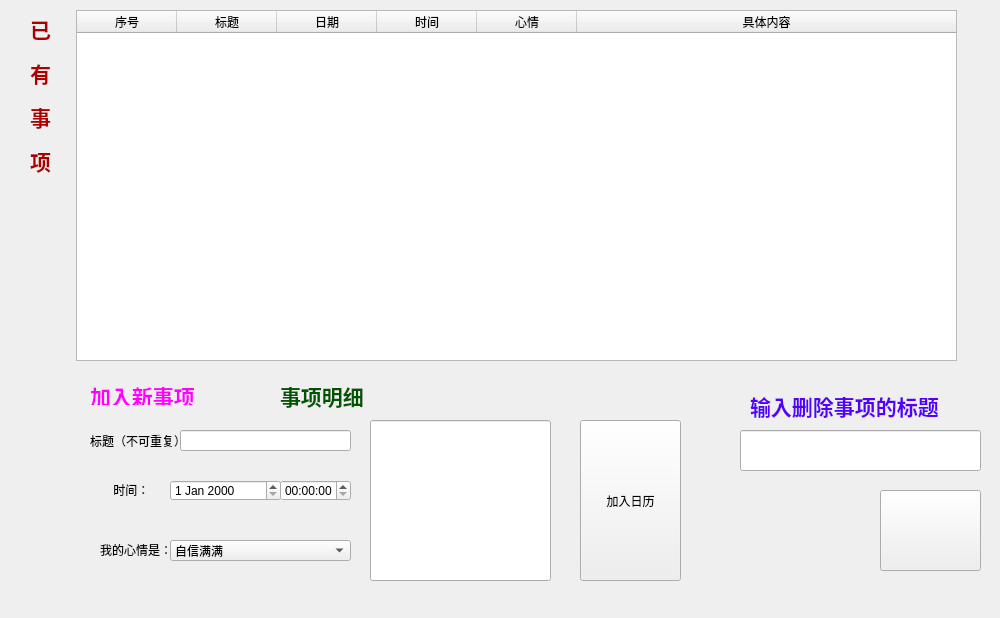
Old version of the form realProgect/modevent.ui in the repository Arthur381/QTproject.
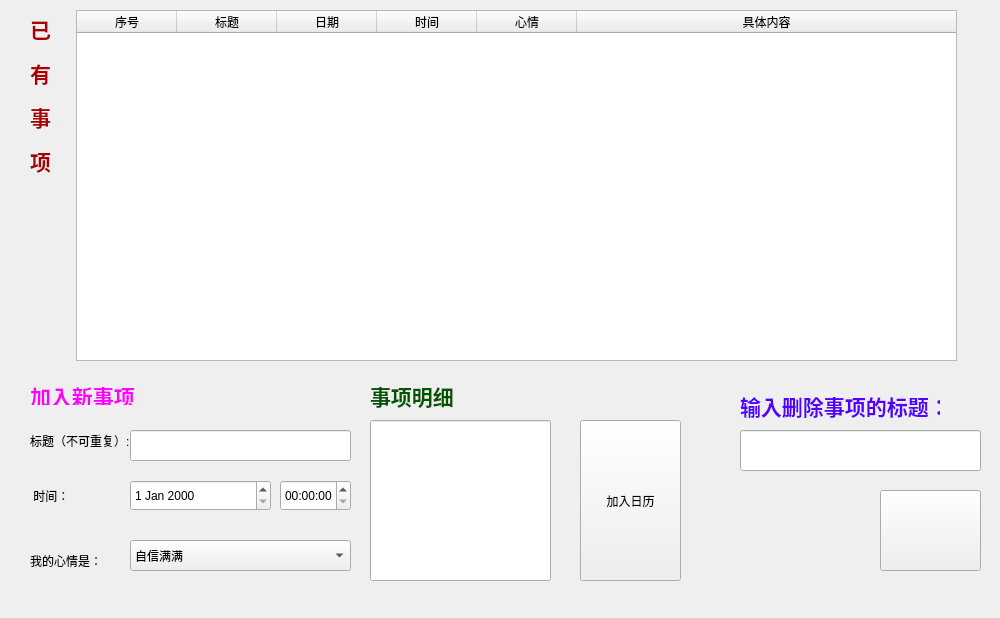
New version of the form. Icons and pictures are not drawn.

Diff of the .ui file:
```diff
--- a/realProgect/modevent.ui
+++ b/realProgect/modevent.ui
@@ -51,38 +51,38 @@
   <widget class="QWidget" name="total" native="true">
    <property name="geometry">
     <rect>
-     <x>90</x>
+     <x>30</x>
      <y>400</y>
-     <width>811</width>
+     <width>871</width>
      <height>200</height>
     </rect>
    </property>
    <widget class="QWidget" name="add" native="true">
     <property name="geometry">
      <rect>
-      <x>70</x>
-      <y>40</y>
-      <width>200</width>
+      <x>100</x>
+      <y>50</y>
+      <width>231</width>
       <height>91</height>
      </rect>
     </property>
     <widget class="QDateEdit" name="inputdate">
      <property name="geometry">
       <rect>
-       <x>10</x>
-       <y>40</y>
-       <width>111</width>
-       <height>21</height>
+       <x>0</x>
+       <y>30</y>
+       <width>141</width>
+       <height>31</height>
       </rect>
      </property>
     </widget>
     <widget class="QTimeEdit" name="inputtime">
      <property name="geometry">
       <rect>
-       <x>120</x>
-       <y>40</y>
+       <x>150</x>
+       <y>30</y>
        <width>71</width>
-       <height>21</height>
+       <height>31</height>
       </rect>
      </property>
     </widget>
@@ -118,6 +118,9 @@
       <height>16777215</height>
      </size>
     </property>
+    <property name="styleSheet">
+     <string notr="true">font: 10pt &quot;幼圆&quot;;</string>
+    </property>
     <property name="text">
      <string>标题（不可重复）:</string>
     </property>
@@ -125,22 +128,25 @@
    <widget class="QLineEdit" name="lineEditID">
     <property name="geometry">
      <rect>
-      <x>90</x>
+      <x>100</x>
       <y>30</y>
-      <width>171</width>
-      <height>21</height>
+      <width>221</width>
+      <height>31</height>
      </rect>
     </property>
    </widget>
    <widget class="QLabel" name="label_6">
     <property name="geometry">
      <rect>
-      <x>20</x>
+      <x>0</x>
       <y>80</y>
-      <width>71</width>
-      <height>20</height>
+      <width>91</width>
+      <height>31</height>
      </rect>
     </property>
+    <property name="styleSheet">
+     <string notr="true">font: 10pt &quot;幼圆&quot;;</string>
+    </property>
     <property name="text">
      <string> 时间：</string>
     </property>
@@ -148,7 +154,7 @@
    <widget class="QLineEdit" name="WriteEve">
     <property name="geometry">
      <rect>
-      <x>280</x>
+      <x>340</x>
       <y>20</y>
       <width>181</width>
       <height>161</height>
@@ -158,7 +164,7 @@
    <widget class="QPushButton" name="pushButton_add">
     <property name="geometry">
      <rect>
-      <x>490</x>
+      <x>550</x>
       <y>20</y>
       <width>101</width>
       <height>161</height>
@@ -171,10 +177,10 @@
    <widget class="QComboBox" name="comboBox_moodchange">
     <property name="geometry">
      <rect>
-      <x>80</x>
+      <x>100</x>
       <y>140</y>
-      <width>181</width>
-      <height>21</height>
+      <width>221</width>
+      <height>31</height>
      </rect>
     </property>
     <item>
@@ -182,7 +188,7 @@
       <string>自信满满</string>
      </property>
      <property name="icon">
-      <iconset resource="images.qrc">
+      <iconset>
        <normaloff>:/image/confid.jpg</normaloff>:/image/confid.jpg</iconset>
      </property>
     </item>
@@ -191,7 +197,7 @@
       <string>开心</string>
      </property>
      <property name="icon">
-      <iconset resource="images.qrc">
+      <iconset>
        <normaloff>:/image/happy.jpg</normaloff>:/image/happy.jpg</iconset>
      </property>
     </item>
@@ -200,7 +206,7 @@
       <string>焦虑</string>
      </property>
      <property name="icon">
-      <iconset resource="images.qrc">
+      <iconset>
        <normaloff>:/image/worry.jpg</normaloff>:/image/worry.jpg</iconset>
      </property>
     </item>
@@ -209,7 +215,7 @@
       <string>激动</string>
      </property>
      <property name="icon">
-      <iconset resource="images.qrc">
+      <iconset>
        <normaloff>:/image/excit.jpg</normaloff>:/image/excit.jpg</iconset>
      </property>
     </item>
@@ -218,7 +224,7 @@
       <string>紧张</string>
      </property>
      <property name="icon">
-      <iconset resource="images.qrc">
+      <iconset>
        <normaloff>:/image/ner.jpg</normaloff>:/image/ner.jpg</iconset>
      </property>
     </item>
@@ -227,7 +233,7 @@
       <string>伤心</string>
      </property>
      <property name="icon">
-      <iconset resource="images.qrc">
+      <iconset>
        <normaloff>:/image/sad.jpg</normaloff>:/image/sad.jpg</iconset>
      </property>
     </item>
@@ -236,7 +242,7 @@
       <string>无法形容</string>
      </property>
      <property name="icon">
-      <iconset resource="images.qrc">
+      <iconset>
        <normaloff>:/image/dog.jpg</normaloff>:/image/dog.jpg</iconset>
      </property>
     </item>
@@ -245,7 +251,7 @@
       <string>波澜不惊</string>
      </property>
      <property name="icon">
-      <iconset resource="images.qrc">
+      <iconset>
        <normaloff>:/image/plain.jpg</normaloff>:/image/plain.jpg</iconset>
      </property>
     </item>
@@ -253,12 +259,15 @@
    <widget class="QLabel" name="label_7">
     <property name="geometry">
      <rect>
-      <x>10</x>
+      <x>0</x>
       <y>140</y>
-      <width>81</width>
-      <height>20</height>
+      <width>91</width>
+      <height>41</height>
      </rect>
     </property>
+    <property name="styleSheet">
+     <string notr="true">font: 10pt &quot;幼圆&quot;;</string>
+    </property>
     <property name="text">
      <string>我的心情是：</string>
     </property>
@@ -342,7 +351,7 @@
   <widget class="QLabel" name="label_3">
    <property name="geometry">
     <rect>
-     <x>750</x>
+     <x>740</x>
      <y>390</y>
      <width>200</width>
      <height>30</height>
@@ -364,7 +373,7 @@
     <cursorShape>OpenHandCursor</cursorShape>
    </property>
    <property name="text">
-    <string>&lt;html&gt;&lt;head/&gt;&lt;body&gt;&lt;p&gt;&lt;span style=&quot; font-size:16pt; font-weight:700; color:#5500ff;&quot;&gt;输入删除事项的标题&lt;/span&gt;&lt;/p&gt;&lt;/body&gt;&lt;/html&gt;</string>
+    <string>&lt;html&gt;&lt;head/&gt;&lt;body&gt;&lt;p&gt;&lt;span style=&quot; font-size:16pt; font-weight:700; color:#5500ff;&quot;&gt;输入删除事项的标题：&lt;/span&gt;&lt;/p&gt;&lt;/body&gt;&lt;/html&gt;</string>
    </property>
   </widget>
   <widget class="QLineEdit" name="lineEdit_eve">
@@ -390,7 +399,7 @@
     <string/>
    </property>
    <property name="icon">
-    <iconset resource="images.qrc">
+    <iconset>
      <normaloff>:/image/bin.jpg</normaloff>:/image/bin.jpg</iconset>
    </property>
    <property name="iconSize">
@@ -406,7 +415,7 @@
   <widget class="QLabel" name="label_5">
    <property name="geometry">
     <rect>
-     <x>280</x>
+     <x>370</x>
      <y>380</y>
      <width>110</width>
      <height>30</height>
@@ -431,7 +440,7 @@
   <widget class="QLabel" name="label">
    <property name="geometry">
     <rect>
-     <x>90</x>
+     <x>30</x>
      <y>380</y>
      <width>130</width>
      <height>25</height>
```
Left out of the diff: 4 changed lines with no effect on the pictures.
